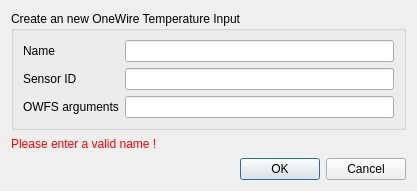
calaos/calaos_installer, file data/DialogNewOneWireTemp.ui: the form before one commit.
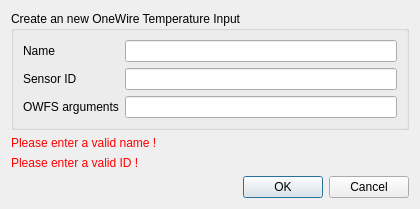
The form after the commit.

Commit message: Display error message when One Wire ID is void

Diff of the .ui file:
```diff
--- a/data/DialogNewOneWireTemp.ui
+++ b/data/DialogNewOneWireTemp.ui
@@ -6,8 +6,8 @@
    <rect>
     <x>0</x>
     <y>0</y>
-    <width>417</width>
-    <height>191</height>
+    <width>420</width>
+    <height>205</height>
    </rect>
   </property>
   <property name="windowTitle">
@@ -63,6 +63,13 @@
      </property>
     </widget>
    </item>
+   <item>
+    <widget class="QLabel" name="label_error_owid_empty">
+     <property name="text">
+      <string>&lt;html&gt;&lt;head/&gt;&lt;body&gt;&lt;p&gt;&lt;span style=&quot; color:#ff0000;&quot;&gt;Please enter a valid ID !&lt;/span&gt;&lt;/p&gt;&lt;/body&gt;&lt;/html&gt;</string>
+     </property>
+    </widget>
+   </item>
    <item>
     <widget class="QDialogButtonBox" name="buttonBox">
      <property name="orientation">
```
Left out of the diff: 2 changed lines with no effect on the pictures. The commit also changes 1 other file.
